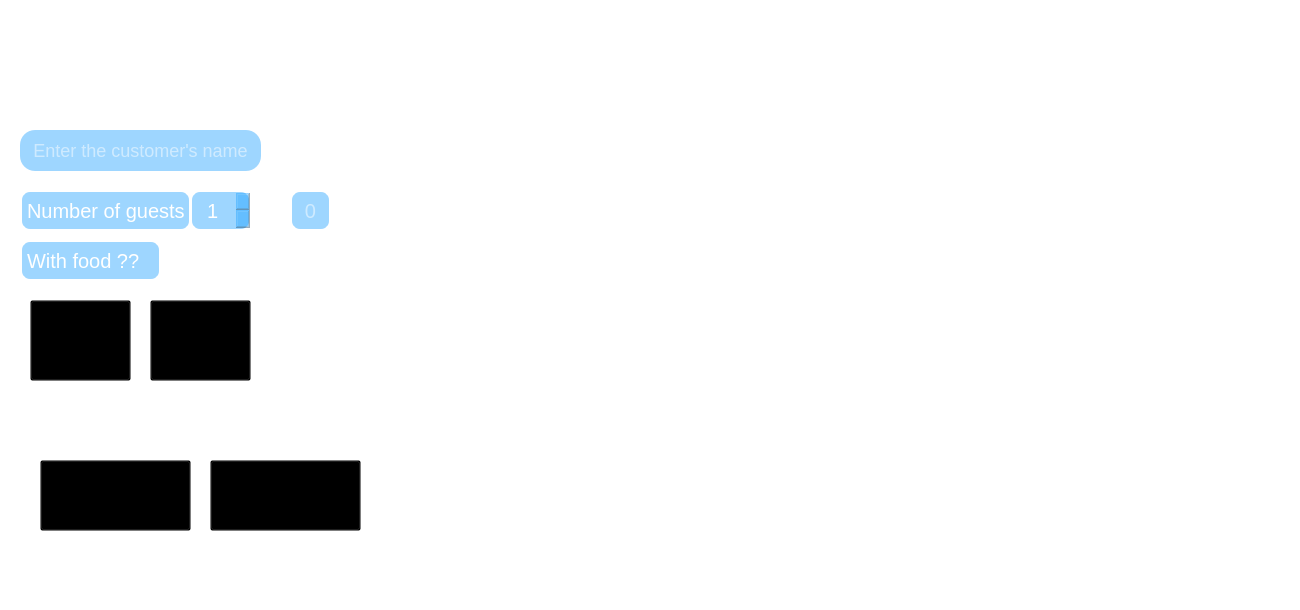
Old version of the form src/UI/UI_Files/new_order_widget.ui in the repository Mandalflik02/Room_Management_Hotels.
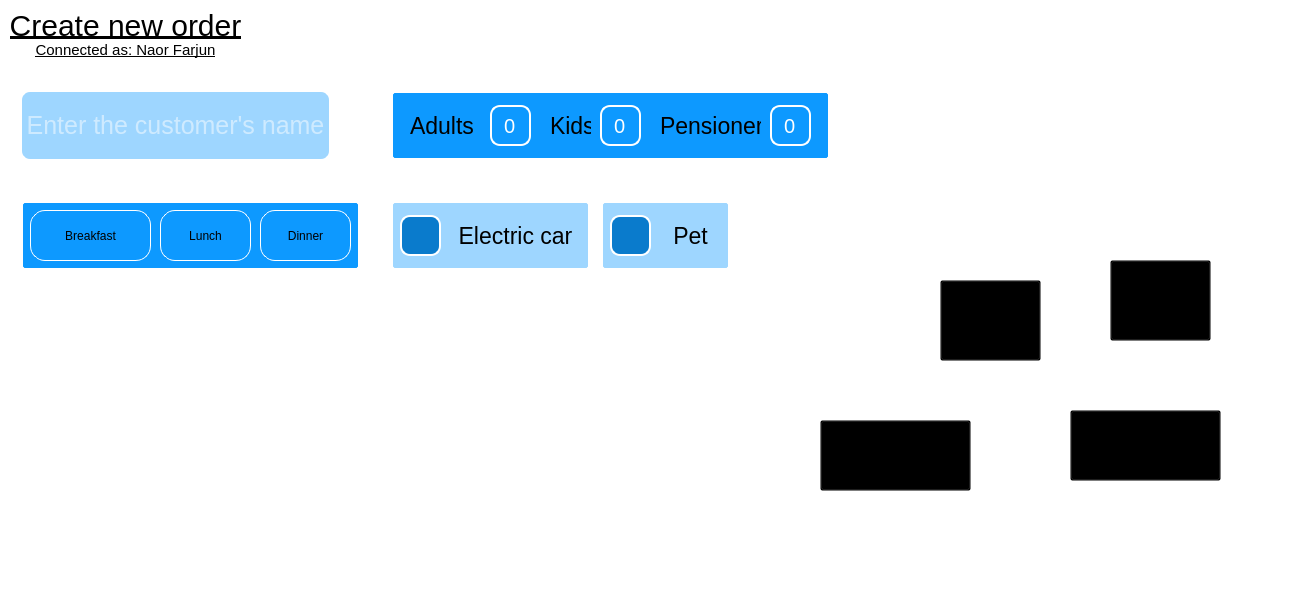
New version of the form. Icons and pictures are not drawn.

Commit message:
new order widget
more work on new order ui

What changed in the file:
```diff
--- a/src/UI/UI_Files/new_order_widget.ui
+++ b/src/UI/UI_Files/new_order_widget.ui
@@ -30,7 +30,7 @@
     <string notr="true">background-color: transparent;
 font-size:30px;
 text-decoration: underline;
-color: rgb(255, 255, 255);</string>
+color: rgb(0, 0, 0);</string>
    </property>
    <property name="text">
     <string>Create new order</string>
@@ -52,7 +52,7 @@
     <string notr="true">background-color: transparent;
 font-size:15px;
 text-decoration: underline;
-color: rgb(255, 255, 255);</string>
+color: rgb(0, 0, 0);</string>
    </property>
    <property name="text">
     <string>Connected as: Naor Farjun</string>
@@ -65,16 +65,19 @@
    <property name="geometry">
     <rect>
      <x>20</x>
-     <y>130</y>
-     <width>241</width>
-     <height>41</height>
+     <y>90</y>
+     <width>311</width>
+     <height>71</height>
     </rect>
    </property>
    <property name="styleSheet">
     <string notr="true">border-radius:15px;
-font-size:18px;
+font-size:25px;
 background-color:rgba(13, 153, 255,0.4);
-color: rgb(255, 255, 255);</string>
+color: rgb(255, 255, 255);
+
+border:2px solid  rgb(255, 255, 255);
+border-radius:10px;</string>
    </property>
    <property name="text">
     <string/>
@@ -92,8 +95,8 @@
   <widget class="QPushButton" name="pushButton">
    <property name="geometry">
     <rect>
-     <x>40</x>
-     <y>460</y>
+     <x>820</x>
+     <y>420</y>
      <width>151</width>
      <height>71</height>
     </rect>
@@ -105,8 +108,8 @@
   <widget class="QPushButton" name="pushButton_2">
    <property name="geometry">
     <rect>
-     <x>210</x>
-     <y>460</y>
+     <x>1070</x>
+     <y>410</y>
      <width>151</width>
      <height>71</height>
     </rect>
@@ -115,143 +118,11 @@
     <string>cencel</string>
    </property>
   </widget>
-  <widget class="QLabel" name="number_of_guests_label">
-   <property name="geometry">
-    <rect>
-     <x>20</x>
-     <y>190</y>
-     <width>171</width>
-     <height>41</height>
-    </rect>
-   </property>
-   <property name="styleSheet">
-    <string notr="true">background-color: transparent;
-font-size:20px;
-background-color:rgba(13, 153, 255,0.4);
-color: rgb(255, 255, 255);
-border:2px solid  rgb(255, 255, 255);
-border-radius:10px</string>
-   </property>
-   <property name="text">
-    <string>Number of guests</string>
-   </property>
-  </widget>
-  <widget class="QLineEdit" name="number_of_guests_lineEdit">
-   <property name="geometry">
-    <rect>
-     <x>290</x>
-     <y>190</y>
-     <width>41</width>
-     <height>41</height>
-    </rect>
-   </property>
-   <property name="styleSheet">
-    <string notr="true">background-color: transparent;
-font-size:20px;
-background-color:rgba(13, 153, 255,0.4);
-color: rgb(255, 255, 255);
-border:2px solid  rgb(255, 255, 255);
-border-radius:10px</string>
-   </property>
-   <property name="alignment">
-    <set>Qt::AlignCenter</set>
-   </property>
-   <property name="placeholderText">
-    <string>0</string>
-   </property>
-  </widget>
-  <widget class="QSpinBox" name="number_of_guests_spinBox">
-   <property name="geometry">
-    <rect>
-     <x>190</x>
-     <y>190</y>
-     <width>61</width>
-     <height>41</height>
-    </rect>
-   </property>
-   <property name="styleSheet">
-    <string notr="true">background-color: transparent;
-font-size:20px;
-background-color:rgba(13, 153, 255,0.4);
-color: rgb(255, 255, 255);
-border:2px solid  rgb(255, 255, 255);
-border-radius:10px</string>
-   </property>
-   <property name="alignment">
-    <set>Qt::AlignCenter</set>
-   </property>
-   <property name="minimum">
-    <number>1</number>
-   </property>
-   <property name="value">
-    <number>1</number>
-   </property>
-   <property name="displayIntegerBase">
-    <number>10</number>
-   </property>
-  </widget>
-  <widget class="QLabel" name="number_of_guests_label_2">
-   <property name="geometry">
-    <rect>
-     <x>20</x>
-     <y>240</y>
-     <width>141</width>
-     <height>41</height>
-    </rect>
-   </property>
-   <property name="styleSheet">
-    <string notr="true">background-color: transparent;
-font-size:20px;
-background-color:rgba(13, 153, 255,0.4);
-color: rgb(255, 255, 255);
-border:2px solid  rgb(255, 255, 255);
-border-radius:10px</string>
-   </property>
-   <property name="text">
-    <string>With food ??</string>
-   </property>
-  </widget>
-  <widget class="QPushButton" name="pushButton_3">
-   <property name="geometry">
-    <rect>
-     <x>170</x>
-     <y>240</y>
-     <width>41</width>
-     <height>41</height>
-    </rect>
-   </property>
-   <property name="styleSheet">
-    <string notr="true">*{
-background-color: transparent;
-color: rgb(255, 255, 255);
-border:2px solid  rgb(255, 255, 255);
-border-radius:10px
-}
-
-QPushButton:hover{
-	background-color: rgb(10, 123, 204);
-
-}</string>
-   </property>
-   <property name="text">
-    <string/>
-   </property>
-   <property name="icon">
-    <iconset>
-     <normaloff>../ICONS/checked.png</normaloff>../ICONS/checked.png</iconset>
-   </property>
-   <property name="iconSize">
-    <size>
-     <width>25</width>
-     <height>25</height>
-    </size>
-   </property>
-  </widget>
   <widget class="QPushButton" name="pushButton_4">
    <property name="geometry">
     <rect>
-     <x>30</x>
-     <y>300</y>
+     <x>940</x>
+     <y>280</y>
      <width>101</width>
      <height>81</height>
     </rect>
@@ -263,8 +134,8 @@
   <widget class="QPushButton" name="pushButton_5">
    <property name="geometry">
     <rect>
-     <x>150</x>
-     <y>300</y>
+     <x>1110</x>
+     <y>260</y>
      <width>101</width>
      <height>81</height>
     </rect>
@@ -273,6 +144,532 @@
     <string>leaving date</string>
    </property>
   </widget>
+  <widget class="QFrame" name="guest_frame">
+   <property name="geometry">
+    <rect>
+     <x>390</x>
+     <y>90</y>
+     <width>441</width>
+     <height>71</height>
+    </rect>
+   </property>
+   <property name="styleSheet">
+    <string notr="true">.QFrame{
+background-color: rgb(13, 153, 255);
+border:3px solid  rgb(255, 255, 255);
+border-radius:5px;
+}</string>
+   </property>
+   <property name="frameShape">
+    <enum>QFrame::StyledPanel</enum>
+   </property>
+   <property name="frameShadow">
+    <enum>QFrame::Raised</enum>
+   </property>
+   <widget class="QFrame" name="adults_frame">
+    <property name="geometry">
+     <rect>
+      <x>10</x>
+      <y>5</y>
+      <width>141</width>
+      <height>61</height>
+     </rect>
+    </property>
+    <property name="styleSheet">
+     <string notr="true">border:noen;
+border-radius:0;
+</string>
+    </property>
+    <property name="frameShape">
+     <enum>QFrame::StyledPanel</enum>
+    </property>
+    <property name="frameShadow">
+     <enum>QFrame::Raised</enum>
+    </property>
+    <widget class="QLabel" name="label">
+     <property name="geometry">
+      <rect>
+       <x>10</x>
+       <y>10</y>
+       <width>71</width>
+       <height>41</height>
+      </rect>
+     </property>
+     <property name="styleSheet">
+      <string notr="true">background-color: transparent;
+font-size:23px;
+color: rgb(0, 0, 0);</string>
+     </property>
+     <property name="text">
+      <string>Adults</string>
+     </property>
+    </widget>
+    <widget class="QSpinBox" name="adults_input">
+     <property name="geometry">
+      <rect>
+       <x>90</x>
+       <y>10</y>
+       <width>41</width>
+       <height>41</height>
+      </rect>
+     </property>
+     <property name="styleSheet">
+      <string notr="true">background-color: transparent;
+font-size:20px;
+background-color:rgba(13, 153, 255,0.4);
+color: rgb(255, 255, 255);
+border:2px solid  rgb(255, 255, 255);
+border-radius:10px;
+
+
+</string>
+     </property>
+     <property name="alignment">
+      <set>Qt::AlignCenter</set>
+     </property>
+     <property name="buttonSymbols">
+      <enum>QAbstractSpinBox::NoButtons</enum>
+     </property>
+     <property name="minimum">
+      <number>0</number>
+     </property>
+     <property name="maximum">
+      <number>10</number>
+     </property>
+     <property name="singleStep">
+      <number>1</number>
+     </property>
+     <property name="value">
+      <number>0</number>
+     </property>
+     <property name="displayIntegerBase">
+      <number>10</number>
+     </property>
+    </widget>
+   </widget>
+   <widget class="QFrame" name="kids_frame">
+    <property name="geometry">
+     <rect>
+      <x>150</x>
+      <y>5</y>
+      <width>111</width>
+      <height>61</height>
+     </rect>
+    </property>
+    <property name="styleSheet">
+     <string notr="true">border:noen;
+border-radius:0;
+</string>
+    </property>
+    <property name="frameShape">
+     <enum>QFrame::StyledPanel</enum>
+    </property>
+    <property name="frameShadow">
+     <enum>QFrame::Raised</enum>
+    </property>
+    <widget class="QLabel" name="label_5">
+     <property name="geometry">
+      <rect>
+       <x>10</x>
+       <y>10</y>
+       <width>41</width>
+       <height>41</height>
+      </rect>
+     </property>
+     <property name="styleSheet">
+      <string notr="true">background-color: transparent;
+font-size:23px;
+color: rgb(0, 0, 0);</string>
+     </property>
+     <property name="text">
+      <string>Kids</string>
+     </property>
+    </widget>
+    <widget class="QSpinBox" name="kids_input">
+     <property name="geometry">
+      <rect>
+       <x>60</x>
+       <y>10</y>
+       <width>41</width>
+       <height>41</height>
+      </rect>
+     </property>
+     <property name="styleSheet">
+      <string notr="true">background-color: transparent;
+font-size:20px;
+background-color:rgba(13, 153, 255,0.4);
+color: rgb(255, 255, 255);
+border:2px solid  rgb(255, 255, 255);
+border-radius:10px;
+
+
+</string>
+     </property>
+     <property name="alignment">
+      <set>Qt::AlignCenter</set>
+     </property>
+     <property name="buttonSymbols">
+      <enum>QAbstractSpinBox::NoButtons</enum>
+     </property>
+     <property name="minimum">
+      <number>0</number>
+     </property>
+     <property name="maximum">
+      <number>10</number>
+     </property>
+     <property name="value">
+      <number>0</number>
+     </property>
+     <property name="displayIntegerBase">
+      <number>10</number>
+     </property>
+    </widget>
+   </widget>
+   <widget class="QFrame" name="pensione_frame">
+    <property name="geometry">
+     <rect>
+      <x>260</x>
+      <y>5</y>
+      <width>171</width>
+      <height>61</height>
+     </rect>
+    </property>
+    <property name="styleSheet">
+     <string notr="true">border:noen;
+border-radius:0;
+</string>
+    </property>
+    <property name="frameShape">
+     <enum>QFrame::StyledPanel</enum>
+    </property>
+    <property name="frameShadow">
+     <enum>QFrame::Raised</enum>
+    </property>
+    <widget class="QLabel" name="label_7">
+     <property name="geometry">
+      <rect>
+       <x>10</x>
+       <y>10</y>
+       <width>101</width>
+       <height>41</height>
+      </rect>
+     </property>
+     <property name="styleSheet">
+      <string notr="true">background-color: transparent;
+font-size:23px;
+color: rgb(0, 0, 0);</string>
+     </property>
+     <property name="text">
+      <string>Pensioner</string>
+     </property>
+    </widget>
+    <widget class="QSpinBox" name="pensioner_input">
+     <property name="geometry">
+      <rect>
+       <x>120</x>
+       <y>10</y>
+       <width>41</width>
+       <height>41</height>
+      </rect>
+     </property>
+     <property name="styleSheet">
+      <string notr="true">background-color: transparent;
+font-size:20px;
+background-color:rgba(13, 153, 255,0.4);
+color: rgb(255, 255, 255);
+border:2px solid  rgb(255, 255, 255);
+border-radius:10px;
+
+
+</string>
+     </property>
+     <property name="alignment">
+      <set>Qt::AlignCenter</set>
+     </property>
+     <property name="buttonSymbols">
+      <enum>QAbstractSpinBox::NoButtons</enum>
+     </property>
+     <property name="minimum">
+      <number>0</number>
+     </property>
+     <property name="maximum">
+      <number>10</number>
+     </property>
+     <property name="value">
+      <number>0</number>
+     </property>
+     <property name="displayIntegerBase">
+      <number>10</number>
+     </property>
+    </widget>
+   </widget>
+  </widget>
+  <widget class="QFrame" name="food_opsions_frame">
+   <property name="geometry">
+    <rect>
+     <x>20</x>
+     <y>200</y>
+     <width>341</width>
+     <height>71</height>
+    </rect>
+   </property>
+   <property name="styleSheet">
+    <string notr="true">.QFrame{
+background-color: rgb(13, 153, 255);
+border:3px solid  rgb(255, 255, 255);
+border-radius:5px;
+}</string>
+   </property>
+   <property name="frameShape">
+    <enum>QFrame::StyledPanel</enum>
+   </property>
+   <property name="frameShadow">
+    <enum>QFrame::Raised</enum>
+   </property>
+   <widget class="QPushButton" name="breakfast_btn">
+    <property name="geometry">
+     <rect>
+      <x>10</x>
+      <y>10</y>
+      <width>121</width>
+      <height>51</height>
+     </rect>
+    </property>
+    <property name="cursor">
+     <cursorShape>PointingHandCursor</cursorShape>
+    </property>
+    <property name="styleSheet">
+     <string notr="true">QPushButton:hover {
+ background:   rgb(48, 120, 200);
+}
+QPushButton{
+border-radius:15px;
+font: 25px &quot;Calibri&quot;;
+border:1px solid  rgb(255, 255, 255);
+
+}</string>
+    </property>
+    <property name="text">
+     <string>Breakfast</string>
+    </property>
+    <property name="iconSize">
+     <size>
+      <width>20</width>
+      <height>20</height>
+     </size>
+    </property>
+   </widget>
+   <widget class="QPushButton" name="breakfast_btn_3">
+    <property name="geometry">
+     <rect>
+      <x>140</x>
+      <y>10</y>
+      <width>91</width>
+      <height>51</height>
+     </rect>
+    </property>
+    <property name="cursor">
+     <cursorShape>PointingHandCursor</cursorShape>
+    </property>
+    <property name="styleSheet">
+     <string notr="true">QPushButton:hover {
+ background:   rgb(48, 120, 200);
+}
+QPushButton{
+border-radius:15px;
+font: 25px &quot;Calibri&quot;;
+border:1px solid  rgb(255, 255, 255);
+}</string>
+    </property>
+    <property name="text">
+     <string>Lunch</string>
+    </property>
+    <property name="iconSize">
+     <size>
+      <width>20</width>
+      <height>20</height>
+     </size>
+    </property>
+   </widget>
+   <widget class="QPushButton" name="breakfast_btn_2">
+    <property name="geometry">
+     <rect>
+      <x>240</x>
+      <y>10</y>
+      <width>91</width>
+      <height>51</height>
+     </rect>
+    </property>
+    <property name="cursor">
+     <cursorShape>PointingHandCursor</cursorShape>
+    </property>
+    <property name="styleSheet">
+     <string notr="true">QPushButton:hover {
+ background:   rgb(48, 120, 200);
+}
+QPushButton{
+border-radius:15px;
+font: 25px &quot;Calibri&quot;;
+border:1px solid  rgb(255, 255, 255);
+}</string>
+    </property>
+    <property name="text">
+     <string>Dinner</string>
+    </property>
+    <property name="iconSize">
+     <size>
+      <width>20</width>
+      <height>20</height>
+     </size>
+    </property>
+   </widget>
+  </widget>
+  <widget class="QFrame" name="frame_6">
+   <property name="geometry">
+    <rect>
+     <x>390</x>
+     <y>200</y>
+     <width>201</width>
+     <height>71</height>
+    </rect>
+   </property>
+   <property name="styleSheet">
+    <string notr="true">.QFrame{
+background-color:rgba(13, 153, 255,0.4);
+border:3px solid  rgb(255, 255, 255);
+border-radius:5px;
+}</string>
+   </property>
+   <property name="frameShape">
+    <enum>QFrame::StyledPanel</enum>
+   </property>
+   <property name="frameShadow">
+    <enum>QFrame::Raised</enum>
+   </property>
+   <widget class="QPushButton" name="check_electric_car_btn">
+    <property name="geometry">
+     <rect>
+      <x>10</x>
+      <y>15</y>
+      <width>41</width>
+      <height>41</height>
+     </rect>
+    </property>
+    <property name="styleSheet">
+     <string notr="true">background-color: rgb(10, 123, 204);
+color: rgb(255, 255, 255);
+border:2px solid  rgb(255, 255, 255);
+border-radius:10px;</string>
+    </property>
+    <property name="text">
+     <string/>
+    </property>
+    <property name="icon">
+     <iconset>
+      <normaloff>../ICONS/checked.png</normaloff>../ICONS/checked.png</iconset>
+    </property>
+    <property name="iconSize">
+     <size>
+      <width>25</width>
+      <height>25</height>
+     </size>
+    </property>
+   </widget>
+   <widget class="QLabel" name="label_8">
+    <property name="geometry">
+     <rect>
+      <x>60</x>
+      <y>15</y>
+      <width>131</width>
+      <height>41</height>
+     </rect>
+    </property>
+    <property name="styleSheet">
+     <string notr="true">background-color: transparent;
+font-size:23px;
+color: rgb(0, 0, 0);</string>
+    </property>
+    <property name="text">
+     <string>Electric car</string>
+    </property>
+    <property name="alignment">
+     <set>Qt::AlignCenter</set>
+    </property>
+   </widget>
+  </widget>
+  <widget class="QFrame" name="frame_7">
+   <property name="geometry">
+    <rect>
+     <x>600</x>
+     <y>200</y>
+     <width>131</width>
+     <height>71</height>
+    </rect>
+   </property>
+   <property name="styleSheet">
+    <string notr="true">.QFrame{
+background-color:rgba(13, 153, 255,0.4);
+border:3px solid  rgb(255, 255, 255);
+border-radius:5px;
+}</string>
+   </property>
+   <property name="frameShape">
+    <enum>QFrame::StyledPanel</enum>
+   </property>
+   <property name="frameShadow">
+    <enum>QFrame::Raised</enum>
+   </property>
+   <widget class="QPushButton" name="ceack_pet_btn">
+    <property name="geometry">
+     <rect>
+      <x>10</x>
+      <y>15</y>
+      <width>41</width>
+      <height>41</height>
+     </rect>
+    </property>
+    <property name="styleSheet">
+     <string notr="true">background-color: rgb(10, 123, 204);
+color: rgb(255, 255, 255);
+border:2px solid  rgb(255, 255, 255);
+border-radius:10px;</string>
+    </property>
+    <property name="text">
+     <string/>
+    </property>
+    <property name="icon">
+     <iconset>
+      <normaloff>../ICONS/checked.png</normaloff>../ICONS/checked.png</iconset>
+    </property>
+    <property name="iconSize">
+     <size>
+      <width>25</width>
+      <height>25</height>
+     </size>
+    </property>
+   </widget>
+   <widget class="QLabel" name="label_9">
+    <property name="geometry">
+     <rect>
+      <x>60</x>
+      <y>15</y>
+      <width>61</width>
+      <height>41</height>
+     </rect>
+    </property>
+    <property name="styleSheet">
+     <string notr="true">background-color: transparent;
+font-size:23px;
+color: rgb(0, 0, 0);</string>
+    </property>
+    <property name="text">
+     <string>Pet</string>
+    </property>
+    <property name="alignment">
+     <set>Qt::AlignCenter</set>
+    </property>
+   </widget>
+  </widget>
  </widget>
  <resources/>
  <connections/>
```
The commit also changes 4 other files.
